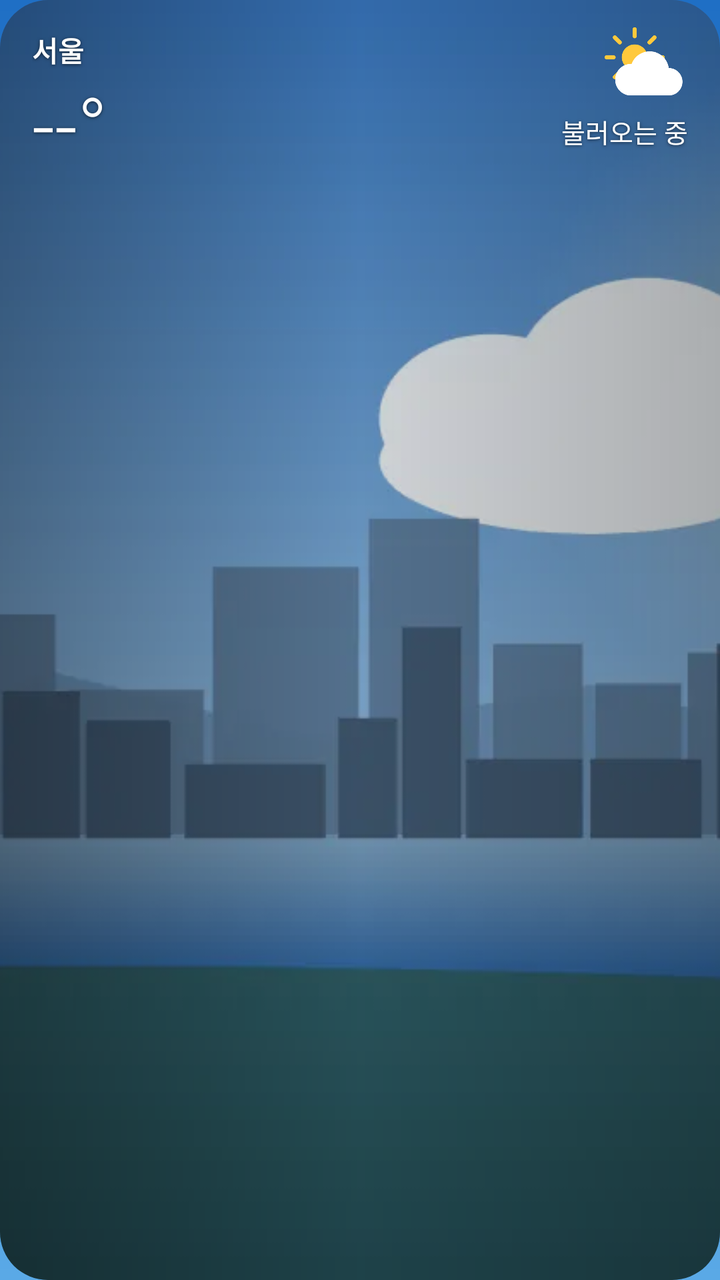
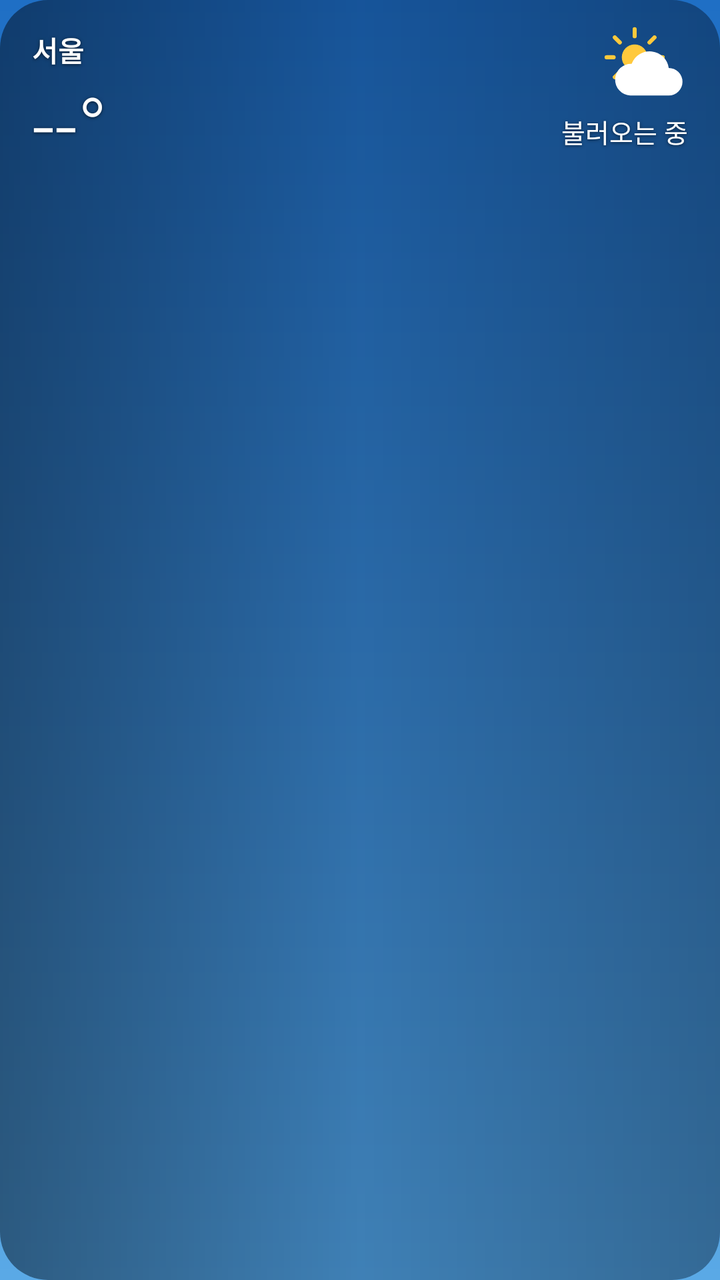

Before-and-after screenshots of an Android layout around one commit, followed by the original layout XML and the change that was made.
<!-- AndroidManifest.xml: application theme AppTheme -->
<!-- res/layout/widget_medium.xml -->
<?xml version="1.0" encoding="utf-8"?>
<FrameLayout xmlns:android="http://schemas.android.com/apk/res/android"
    android:id="@+id/root" android:layout_width="match_parent" android:layout_height="match_parent"
    android:background="@drawable/widget_clip" android:clipToOutline="true">
    <ImageView android:id="@+id/bg" android:layout_width="match_parent" android:layout_height="match_parent"
        android:scaleType="centerCrop" android:src="@drawable/scene_city_partly_day" android:importantForAccessibility="no"/>
    <ImageView android:id="@+id/scrim" android:layout_width="match_parent" android:layout_height="match_parent"
        android:scaleType="fitXY" android:src="@drawable/scrim" android:importantForAccessibility="no"/>
    <LinearLayout     android:id="@+id/content" android:layout_width="match_parent" android:layout_height="match_parent"
        android:orientation="vertical" android:paddingStart="16dp" android:paddingEnd="16dp" android:paddingTop="12dp" android:paddingBottom="8dp"
        >
        <LinearLayout android:layout_width="match_parent" android:layout_height="wrap_content" android:orientation="horizontal" android:gravity="center_vertical">
            <LinearLayout android:layout_width="0dp" android:layout_weight="1" android:layout_height="wrap_content" android:orientation="vertical">
                <TextView android:id="@+id/city" android:shadowColor="#99000000" android:shadowRadius="4" android:shadowDy="1" android:layout_width="match_parent" android:layout_height="wrap_content"
                    android:text="서울" android:textColor="#FFFFFF" android:textSize="14sp" android:textStyle="bold" android:maxLines="1" android:ellipsize="end"/>
                <TextView android:id="@+id/temp" android:shadowColor="#99000000" android:shadowRadius="4" android:shadowDy="1" android:layout_width="wrap_content" android:layout_height="wrap_content"
                    android:text="--°" android:textColor="#FFFFFF" android:textSize="40sp" android:fontFamily="sans-serif-light" android:maxLines="1"/>
            </LinearLayout>
            <LinearLayout android:layout_width="wrap_content" android:layout_height="wrap_content" android:orientation="vertical" android:gravity="end">
                <ImageView android:id="@+id/icon" android:layout_width="44dp" android:layout_height="44dp" android:src="@drawable/ic_w_partly_day"/>
                <TextView android:id="@+id/cond" android:shadowColor="#99000000" android:shadowRadius="4" android:shadowDy="1" android:layout_width="wrap_content" android:layout_height="wrap_content"
                    android:text="불러오는 중" android:textColor="#FFFFFF" android:textSize="13sp" android:maxLines="1"/>
                <TextView android:id="@+id/hl" android:shadowColor="#99000000" android:shadowRadius="4" android:shadowDy="1" android:layout_width="wrap_content" android:layout_height="wrap_content"
                    android:text="" android:textColor="#CCFFFFFF" android:textSize="12sp" android:maxLines="1"/>
            </LinearLayout>
        </LinearLayout>
        <LinearLayout android:id="@+id/hourly" android:layout_width="match_parent" android:layout_height="wrap_content"
            android:orientation="horizontal" android:layout_marginTop="8dp"/>
        <TextView android:id="@+id/updated" android:shadowColor="#99000000" android:shadowRadius="4" android:shadowDy="1" android:layout_width="match_parent" android:layout_height="wrap_content"
            android:text="" android:textColor="#99FFFFFF" android:textSize="10sp" android:gravity="end" android:maxLines="1"/>
    </LinearLayout>
</FrameLayout>
<!-- resources referenced by this layout -->
<resources>
  <!-- drawable ic_w_partly_day (drawable) -->
  <?xml version="1.0" encoding="utf-8"?>
  <vector xmlns:android="http://schemas.android.com/apk/res/android" android:width="64dp" android:height="64dp" android:viewportWidth="64" android:viewportHeight="64"><group android:translateX="-2" android:translateY="-3" android:scaleX="0.85" android:scaleY="0.85"><path android:fillColor="#FFC93C" android:pathData="M32,21a11,11 0,1 1,0 22a11,11 0,1 1,0 -22z"/><path android:strokeColor="#FFC93C" android:strokeWidth="3.5" android:strokeLineCap="round" android:pathData="M32,14L32,8M32,56L32,50M14,32L8,32M56,32L50,32M19.3,19.3L15,15M44.7,44.7L49,49M44.7,19.3L49,15M19.3,44.7L15,49"/></group><group android:translateX="4" android:translateY="6" android:scaleX="1" android:scaleY="1"><path android:fillColor="#FFFFFF" android:pathData="M18,46h28a10,10 0,0 0,0 -20a14,14 0,0 0,-27 -3A11,11 0,0 0,18 46z"/></group></vector>
  <!-- drawable scene_city_partly_day: webp bitmap (drawable-nodpi, 11420 bytes) -->
  <!-- drawable scrim (drawable) -->
  <?xml version="1.0" encoding="utf-8"?>
  <shape xmlns:android="http://schemas.android.com/apk/res/android" android:shape="rectangle"><gradient android:angle="0" android:startColor="#66000000" android:centerColor="#26000000" android:endColor="#4D000000"/></shape>
  <!-- drawable widget_clip (drawable) -->
  <?xml version="1.0" encoding="utf-8"?>
  <shape xmlns:android="http://schemas.android.com/apk/res/android" android:shape="rectangle"><corners android:radius="24dp"/><solid android:color="#01000000"/></shape>
  <style name="AppTheme" parent="android:Theme.Material.NoActionBar">
      <item name="android:windowBackground">@drawable/ic_launcher_bg</item>
      <item name="android:statusBarColor">#1F6FC5</item>
      <item name="android:navigationBarColor">#5AA9E6</item>
    </style>
  <!-- drawable ic_launcher_bg (drawable) -->
  <?xml version="1.0" encoding="utf-8"?>
  <shape xmlns:android="http://schemas.android.com/apk/res/android"><gradient android:angle="270" android:startColor="#1F6FC5" android:endColor="#5AA9E6"/></shape>
</resources>

<!-- the commit's change to res/layout/widget_medium.xml (unified diff, before → after) -->
@@ -3,7 +3,7 @@
     android:id="@+id/root" android:layout_width="match_parent" android:layout_height="match_parent"
     android:background="@drawable/widget_clip" android:clipToOutline="true">
     <ImageView android:id="@+id/bg" android:layout_width="match_parent" android:layout_height="match_parent"
-        android:scaleType="centerCrop" android:src="@drawable/scene_city_partly_day" android:importantForAccessibility="no"/>
+        android:scaleType="centerCrop" android:src="@drawable/bg_clear_day" android:importantForAccessibility="no"/>
     <ImageView android:id="@+id/scrim" android:layout_width="match_parent" android:layout_height="match_parent"
         android:scaleType="fitXY" android:src="@drawable/scrim" android:importantForAccessibility="no"/>
     <LinearLayout     android:id="@+id/content" android:layout_width="match_parent" android:layout_height="match_parent"
<!-- resource entries referenced after the edit -->
@@ -1,9 +1,11 @@
 <!-- resources referenced by this layout -->
 <resources>
+  <!-- drawable bg_clear_day (drawable) -->
+  <?xml version="1.0" encoding="utf-8"?>
+  <shape xmlns:android="http://schemas.android.com/apk/res/android" android:shape="rectangle"><corners android:radius="24dp"/><gradient android:angle="270" android:startColor="#1A63B5" android:endColor="#4A97D6"/></shape>
   <!-- drawable ic_w_partly_day (drawable) -->
   <?xml version="1.0" encoding="utf-8"?>
   <vector xmlns:android="http://schemas.android.com/apk/res/android" android:width="64dp" android:height="64dp" android:viewportWidth="64" android:viewportHeight="64"><group android:translateX="-2" android:translateY="-3" android:scaleX="0.85" android:scaleY="0.85"><path android:fillColor="#FFC93C" android:pathData="M32,21a11,11 0,1 1,0 22a11,11 0,1 1,0 -22z"/><path android:strokeColor="#FFC93C" android:strokeWidth="3.5" android:strokeLineCap="round" android:pathData="M32,14L32,8M32,56L32,50M14,32L8,32M56,32L50,32M19.3,19.3L15,15M44.7,44.7L49,49M44.7,19.3L49,15M19.3,44.7L15,49"/></group><group android:translateX="4" android:translateY="6" android:scaleX="1" android:scaleY="1"><path android:fillColor="#FFFFFF" android:pathData="M18,46h28a10,10 0,0 0,0 -20a14,14 0,0 0,-27 -3A11,11 0,0 0,18 46z"/></group></vector>
-  <!-- drawable scene_city_partly_day: webp bitmap (drawable-nodpi, 11420 bytes) -->
   <!-- drawable scrim (drawable) -->
   <?xml version="1.0" encoding="utf-8"?>
   <shape xmlns:android="http://schemas.android.com/apk/res/android" android:shape="rectangle"><gradient android:angle="0" android:startColor="#66000000" android:centerColor="#26000000" android:endColor="#4D000000"/></shape>
